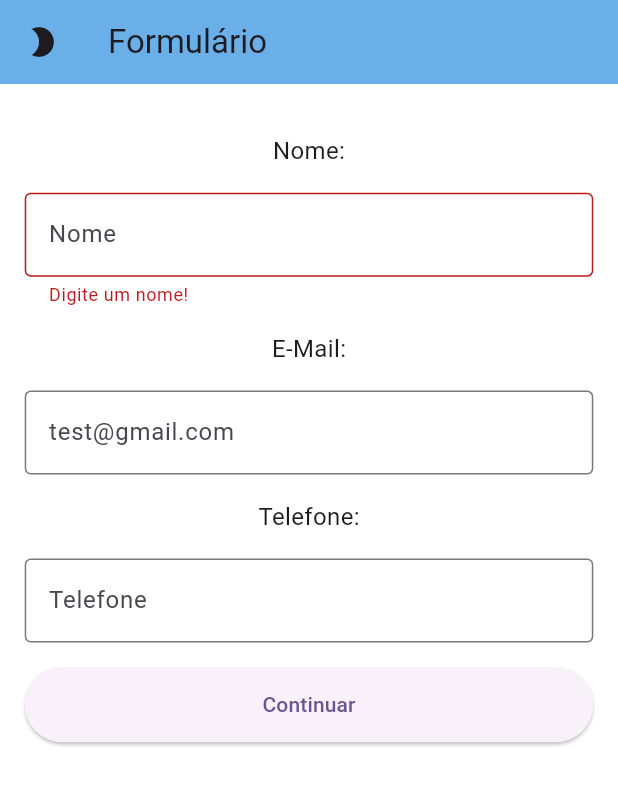
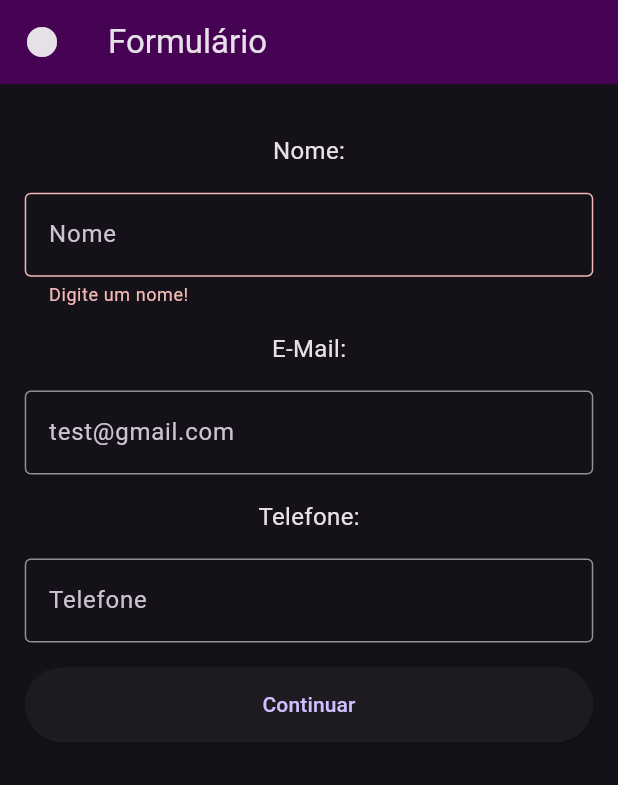
Before and after one commit to RoxyRoses/fteam-classes-project, a Flutter app: the screen it shows after launch, after a tap on the "brightness 2" icon, on a phone screen of 412 x 824 dp. Shown: the top 785 px of the screen. Run offline on Flutter 3.47's test engine with Material 3 defaults, Android fonts, the light colour scheme and no system bars; our stand-ins replace mask_text_input_formatter.

Commit message:
fix notifier

```diff
--- a/lib/form_module.dart
+++ /dev/null
@@ -1,17 +0,0 @@
-import 'package:flutter_modular/flutter_modular.dart';
-import 'package:fteam_classes_project/presentation/form_page.dart';
-import 'package:fteam_classes_project/presentation/form_page_controller.dart';
-
-class AppModule extends Module {
-  AppModule();
-
-  @override
-  void binds(i) {
-    i.add<FormPagecontroller>(FormPagecontroller.new);
-  }
-
-  @override
-  void routes(r) {
-    r.child('/', child: (_) => const FormPage());
-  }
-}
--- a/lib/main.dart
+++ b/lib/main.dart
@@ -1,34 +1,165 @@
 import 'package:flutter/material.dart';
-import 'package:flutter_modular/flutter_modular.dart';
-import 'package:fteam_classes_project/form_module.dart';
-import 'package:fteam_classes_project/presentation/form_page.dart';
+import 'package:flutter/services.dart';
 import 'package:fteam_classes_project/presentation/form_page_controller.dart';
-import 'package:provider/provider.dart';
 
 void main() {
-  runApp(ChangeNotifierProvider(
-      create: (_) => FormPagecontroller(),
-      child: ModularApp(module: AppModule(), child: const MyApp())));
+  runApp(const MyApp());
 }
 
-class MyApp extends StatelessWidget {
+class MyApp extends StatefulWidget {
   const MyApp({super.key});
 
   @override
+  State<MyApp> createState() => _MyAppState();
+}
+
+class _MyAppState extends State<MyApp> {
+
+  @override
   Widget build(BuildContext context) {
-    var theme = WatchContext(context).watch<FormPagecontroller>().themeMode;
-    return MaterialApp(
-      title: 'Formulário',
-      themeMode: theme,
-      theme: ThemeData(
-        colorScheme: ColorScheme.fromSeed(seedColor: Colors.deepPurple),
-        useMaterial3: true,
-      ),
-      darkTheme: ThemeData(
-        useMaterial3: true,
-        brightness: Brightness.dark,
-      ),
-      home: const FormPage(),
-    );
+    final controller = FormPagecontroller();
+    Color emailBorderColor = Colors.grey.shade300;
+    final sixteenPadding = MediaQuery.of(context).size.width * 0.04;
+    return ValueListenableBuilder<bool>(
+        valueListenable: controller.themeMode,
+        builder: (BuildContext context, bool value, child) {
+          return MaterialApp(
+            title: 'Formulário',
+            theme: value
+                ? ThemeData.light()
+                : ThemeData(
+                    brightness: Brightness.dark,
+                  ),
+            home: Scaffold(
+              appBar: AppBar(
+                backgroundColor: value ? Colors.blueAccent : const Color.fromARGB(255, 71, 3, 83),
+                title: const Text('Formulário'),
+                leading: IconButton(
+                  icon: value ? const Icon(Icons.brightness_2) : const Icon(Icons.brightness_1),
+                  onPressed: () {
+                    controller.setTheme();
+                  },
+                ),
+              ),
+              body: Padding(
+                padding: EdgeInsets.all(sixteenPadding),
+                child: Column(
+                  children: [
+                    Padding(
+                      padding: EdgeInsets.only(
+                          top: sixteenPadding, bottom: sixteenPadding),
+                      child: const Text(
+                        'Nome:',
+                        style: TextStyle(fontSize: 16),
+                      ),
+                    ),
+                    Form(
+                      autovalidateMode: AutovalidateMode.always,
+                      child: TextFormField(
+                        keyboardType: TextInputType.name,
+                        validator: controller.validateName,
+                        decoration: InputDecoration(
+                          hintText: 'Nome',
+                          border: const OutlineInputBorder(),
+                          focusedBorder: OutlineInputBorder(
+                            borderSide:
+                                BorderSide(color: emailBorderColor, width: 1.0),
+                            borderRadius: BorderRadius.circular(20.0),
+                          ),
+                        ),
+                        onChanged: (value) {
+                          setState(() {
+                            if (controller.validateName(value) == null) {
+                              emailBorderColor = const Color(0xFFE91e63);
+                            } else {
+                              emailBorderColor = Colors.grey.shade300;
+                              controller.nameController.text = value;
+                            }
+                          });
+                        },
+                      ),
+                    ),
+                    Padding(
+                      padding: EdgeInsets.only(
+                          top: sixteenPadding, bottom: sixteenPadding),
+                      child: const Text(
+                        'E-Mail:',
+                        style: TextStyle(fontSize: 16),
+                      ),
+                    ),
+                    Form(
+                      autovalidateMode: AutovalidateMode.always,
+                      child: TextFormField(
+                        keyboardType: TextInputType.emailAddress,
+                        inputFormatters: <TextInputFormatter>[
+                          FilteringTextInputFormatter.allow(
+                              RegExp("[0-9@a-zA-Z.]")),
+                        ],
+                        validator: controller.validateEmail,
+                        decoration: InputDecoration(
+                          hintText: 'test@gmail.com',
+                          border: const OutlineInputBorder(),
+                          focusedBorder: OutlineInputBorder(
+                            borderSide:
+                                BorderSide(color: emailBorderColor, width: 1.0),
+                            borderRadius: BorderRadius.circular(20.0),
+                          ),
+                        ),
+                        onChanged: (value) {
+                          controller.emailController.text = value;
+                          setState(() {
+                            if (controller.validateEmail(value) == null) {
+                              emailBorderColor = const Color(0xFFE91e63);
+                            } else {
+                              emailBorderColor = Colors.grey.shade300;
+                            }
+                          });
+                        },
+                      ),
+                    ),
+                    Padding(
+                      padding: EdgeInsets.only(
+                          top: sixteenPadding, bottom: sixteenPadding),
+                      child: const Text(
+                        'Telefone:',
+                        style: TextStyle(fontSize: 16),
+                      ),
+                    ),
+                    TextFormField(
+                      inputFormatters: [controller.phoneMask.formatter],
+                      validator: controller.phoneMask.validator,
+                      keyboardType: controller.phoneMask.textInputType,
+                      decoration: InputDecoration(
+                        hintText: controller.phoneMask.hint,
+                        border: const OutlineInputBorder(),
+                        focusedBorder: OutlineInputBorder(
+                          borderSide:
+                              BorderSide(color: emailBorderColor, width: 1.0),
+                          borderRadius: BorderRadius.circular(20.0),
+                        ),
+                      ),
+                      onChanged: (value) {
+                        controller.phoneController.text = value;
+                      },
+                    ),
+                    Padding(
+                      padding: EdgeInsets.only(top: sixteenPadding),
+                      child: SizedBox(
+                        width: MediaQuery.of(context).size.width,
+                        height: 50,
+                        child: ElevatedButton(
+                            onPressed: () {
+                              controller
+                                  .validateName(controller.nameController.text);
+                            },
+                            child: const Text('Continuar')),
+                      ),
+                    )
+                  ],
+                ),
+              ),
+            ),
+          );
+        });
   }
 }
--- a/lib/presentation/form_page.dart
+++ /dev/null
@@ -1,146 +0,0 @@
-import 'package:flutter/material.dart';
-import 'package:flutter/services.dart';
-import 'package:fteam_classes_project/presentation/form_page_controller.dart';
-
-class FormPage extends StatefulWidget {
-  const FormPage({super.key});
-
-  @override
-  State<FormPage> createState() => _FormPageState();
-}
-
-class _FormPageState extends State<FormPage> {
-  @override
-  Widget build(BuildContext context) {
-    final controller = FormPagecontroller();
-    Color emailBorderColor = Colors.grey.shade300;
-    final sixteenPadding = MediaQuery.of(context).size.width * 0.04;
-    return Scaffold(
-      backgroundColor: Colors.white,
-      appBar: AppBar(
-        backgroundColor: const Color.fromARGB(255, 106, 175, 232),
-        title: const Text('Formulário'),
-        leading: IconButton(
-          icon: controller.isLight
-              ? const Icon(Icons.brightness_2)
-              : const Icon(Icons.brightness_1),
-          onPressed: () {
-            controller.setTheme(controller.isLight);
-          },
-        ),
-      ),
-      body: Padding(
-        padding: EdgeInsets.all(sixteenPadding),
-        child: Column(
-          children: [
-            Padding(
-              padding:
-                  EdgeInsets.only(top: sixteenPadding, bottom: sixteenPadding),
-              child: const Text(
-                'Nome:',
-                style: TextStyle(fontSize: 16),
-              ),
-            ),
-            Form(
-              autovalidateMode: AutovalidateMode.always,
-              child: TextFormField(
-                keyboardType: TextInputType.name,
-                validator: controller.validateName,
-                decoration: InputDecoration(
-                  hintText: 'Nome',
-                  border: const OutlineInputBorder(),
-                  focusedBorder: OutlineInputBorder(
-                    borderSide: BorderSide(color: emailBorderColor, width: 1.0),
-                    borderRadius: BorderRadius.circular(20.0),
-                  ),
-                ),
-                onChanged: (value) {
-                  setState(() {
-                    if (controller.validateName(value) == null) {
-                      emailBorderColor = const Color(0xFFE91e63);
-                    } else {
-                      emailBorderColor = Colors.grey.shade300;
-                  controller.nameController.text = value;
-
-                    }
-                  });
-                },
-              ),
-            ),
-            Padding(
-              padding:
-                  EdgeInsets.only(top: sixteenPadding, bottom: sixteenPadding),
-              child: const Text(
-                'E-Mail:',
-                style: TextStyle(fontSize: 16),
-              ),
-            ),
-            Form(
-              autovalidateMode: AutovalidateMode.always,
-              child: TextFormField(
-                keyboardType: TextInputType.emailAddress,
-                inputFormatters: <TextInputFormatter>[
-                  FilteringTextInputFormatter.allow(RegExp("[0-9@a-zA-Z.]")),
-                ],
-                validator: controller.validateEmail,
-                decoration: InputDecoration(
-                  hintText: 'test@gmail.com',
-                  border: const OutlineInputBorder(),
-                  focusedBorder: OutlineInputBorder(
-                    borderSide: BorderSide(color: emailBorderColor, width: 1.0),
-                    borderRadius: BorderRadius.circular(20.0),
-                  ),
-                ),
-                onChanged: (value) {
-                  controller.emailController.text = value;
-                  setState(() {
-                    if (controller.validateEmail(value) == null) {
-                      emailBorderColor = const Color(0xFFE91e63);
-                    } else {
-                      emailBorderColor = Colors.grey.shade300;
-                    }
-                  });
-                },
-              ),
-            ),
-            Padding(
-              padding:
-                  EdgeInsets.only(top: sixteenPadding, bottom: sixteenPadding),
-              child: const Text(
-                'Telefone:',
-                style: TextStyle(fontSize: 16),
-              ),
-            ),
-            TextFormField(
-              inputFormatters: [controller.phoneMask.formatter],
-              validator: controller.phoneMask.validator,
-              keyboardType: controller.phoneMask.textInputType,
-              decoration: InputDecoration(
-                hintText: controller.phoneMask.hint,
-                border: const OutlineInputBorder(),
-                focusedBorder: OutlineInputBorder(
-                  borderSide: BorderSide(color: emailBorderColor, width: 1.0),
-                  borderRadius: BorderRadius.circular(20.0),
-                ),
-              ),
-              onChanged: (value) {
-                controller.phoneController.text = value;
-              },
-            ),
-            Padding(
-              padding: EdgeInsets.only(top: sixteenPadding),
-              child: SizedBox(
-                width: MediaQuery.of(context).size.width,
-                height: 50,
-                child: ElevatedButton(
-                    onPressed: () {
-                      controller.validateName(controller.nameController.text);
-                    }, child: const Text('Continuar')),
-              ),
-            )
-          ],
-        ),
-      ),
-    );
-  }
-}
--- a/lib/presentation/form_page_controller.dart
+++ b/lib/presentation/form_page_controller.dart
@@ -2,14 +2,13 @@ import 'package:flutter/material.dart';
 import 'package:fteam_classes_project/utils/text_mask.dart';
 import 'package:mask_text_input_formatter/mask_text_input_formatter.dart';
 
-class FormPagecontroller extends ChangeNotifier {
+class FormPagecontroller {
   final nameController = TextEditingController();
   final phoneController = TextEditingController();
   final emailController = TextEditingController();
-  var isLight = true;
 
-  ThemeMode _themeMode = ThemeMode.system;
-  ThemeMode get themeMode => _themeMode;
+ final _themeMode = ValueNotifier<bool>(true);
+  ValueNotifier<bool> get themeMode => _themeMode;
 
 
   final phoneMask = MaskFormatter(
@@ -18,20 +17,11 @@ class FormPagecontroller extends ChangeNotifier {
     textInputType: const TextInputType.numberWithOptions(),
   );
 
-  void setTheme(bool isLight) {
-    if (isLight) {
-      isLight = false;
+  void setTheme() {
 
-      _themeMode = ThemeMode.dark;
-      notifyListeners();
+      _themeMode.value = !_themeMode.value;
 
-    } else {
-      isLight = true;
 
-      _themeMode = ThemeMode.light;
-      notifyListeners();
-
-    }
   }
 
   String? validateName(String? value) {
```
